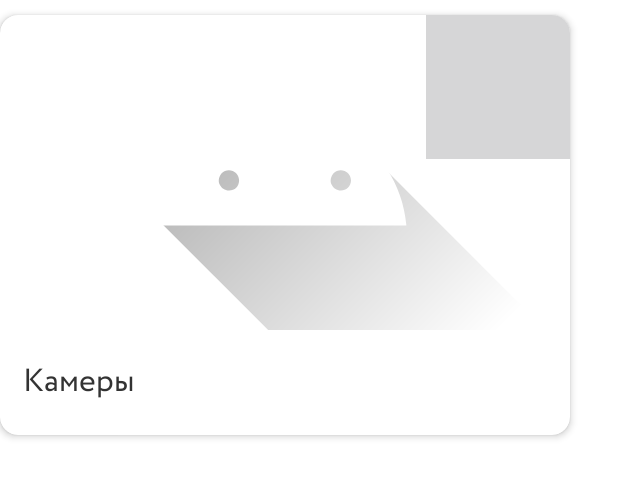
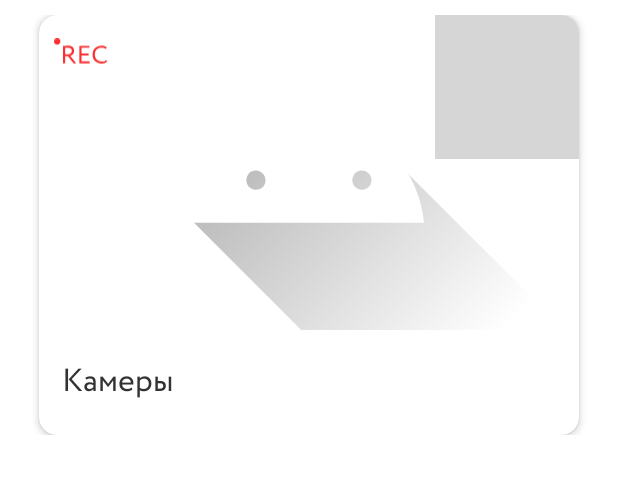
Before and after one commit to buthed/My-house-trainee-project, an Android app: the layout item_camera.xml on its own in the app's theme, with its tools: preview values and no code run, on a phone screen of 412 x 824 dp. Shown: the top 478 px of the screen. Run offline under Robolectric (Android 15) with nearby library versions, the phone set to English and light mode, and no system bars; network calls fail.

Commit message:
With door and camera motion layout items

```diff
--- a/app/src/main/java/com/example/myhouse/app/App.kt
+++ b/app/src/main/java/com/example/myhouse/app/App.kt
@@ -10,10 +10,15 @@ import io.realm.mongodb.sync.SyncConfiguration
 
 class App: Application() {
 
+    init {
+        instance = this
+    }
+
     override fun onCreate() {
         super.onCreate()
 
         initRealm()
+        val context: Context = App.applicationContext()
     }
 
     private fun initRealm() {
@@ -24,4 +29,12 @@ class App: Application() {
             .build()
         Realm.setDefaultConfiguration(config)
     }
+
+    companion object {
+        private var instance: App? = null
+
+        fun applicationContext() : Context {
+            return instance!!.applicationContext
+        }
+    }
 }
--- a/app/src/main/java/com/example/myhouse/view/doors/DoorsAdapter.kt
+++ b/app/src/main/java/com/example/myhouse/view/doors/DoorsAdapter.kt
@@ -1,14 +1,19 @@
 package com.example.myhouse.view.doors
 
+import android.content.Context
 import android.view.LayoutInflater
 import android.view.View
 import android.view.ViewGroup
+import android.widget.Toast
 import androidx.core.view.isVisible
 import androidx.recyclerview.widget.RecyclerView
+import com.example.myhouse.MainActivity
+import com.example.myhouse.app.App
 import com.example.myhouse.databinding.ItemDoorBinding
 import com.example.myhouse.model.realm.RealmManager
 import com.example.myhouse.model.rest.rest_entites.DoorDTO
 import com.squareup.picasso.Picasso
+import kotlinx.coroutines.currentCoroutineContext
 
 
 class DoorsAdapter(private var itemClickListener: OnListItemClickListner): RecyclerView.Adapter<DoorsAdapter.DoorsViewHolder>()  {
@@ -50,7 +55,9 @@ class DoorsAdapter(private var itemClickListener: OnListItemClickListner): Recyc
                     val urlSnapshot: String = door.snapshot!!
                     Picasso.get().load(urlSnapshot).into(doorItemImageView)
                 }
-
+                doorItemEditButton.setOnClickListener{
+                    Toast.makeText(App.applicationContext(), "Clicked Laugh Vote", Toast.LENGTH_SHORT).show();
+                }
                 itemView.setOnClickListener{
 
                 }
--- a/app/src/main/java/com/example/myhouse/view/doors/DoorsFragment.kt
+++ b/app/src/main/java/com/example/myhouse/view/doors/DoorsFragment.kt
@@ -10,6 +10,7 @@ import androidx.lifecycle.Observer
 import androidx.lifecycle.ViewModelProvider
 import androidx.recyclerview.widget.ItemTouchHelper
 import com.example.myhouse.R
+import com.example.myhouse.app.App
 import com.example.myhouse.databinding.FragmentDoorsBinding
 import com.example.myhouse.model.AppStateDoors
 import com.example.myhouse.model.rest.rest_entites.DoorDTO
@@ -53,10 +54,6 @@ class DoorsFragment : Fragment() {
         viewModel = ViewModelProvider(this).get(DoorsViewModel::class.java)
         viewModel.getLiveData().observe(viewLifecycleOwner, Observer { renderData(it) })
         viewModel.getDoorsFromServer()
-
-//        var itemTouchHelper = ItemTouchHelper(DoorsSwipeHelper(adapter.DoorsViewHolder(binding.root)))
-//        itemTouchHelper.attachToRecyclerView(binding.doorsRecyclerView)
-
     }
 
     private fun renderData(appStateDoors: AppStateDoors) {
--- a/app/src/main/java/com/example/myhouse/view/doors/DoorsSwipeHelper.kt
+++ /dev/null
@@ -1,22 +0,0 @@
-package com.example.myhouse.view.doors
-
-import android.graphics.Canvas
-import android.util.Log
-import androidx.recyclerview.widget.ItemTouchHelper
-import androidx.recyclerview.widget.ItemTouchHelper.ACTION_STATE_SWIPE
-import androidx.recyclerview.widget.RecyclerView
-
-class DoorsSwipeHelper(
-    val adapter: DoorsAdapter.DoorsViewHolder
-): ItemTouchHelper.SimpleCallback(0, ItemTouchHelper.LEFT) {
-
-    override fun onMove(
-        recyclerView: RecyclerView,
-        viewHolder: RecyclerView.ViewHolder,
-        target: RecyclerView.ViewHolder
-    ): Boolean { return false }
-
-    override fun onSwiped(viewHolder: RecyclerView.ViewHolder, direction: Int) {
-        Log.d("Swipe","Swiped")
-    }
-}
--- a/app/src/main/res/layout/item_camera.xml
+++ b/app/src/main/res/layout/item_camera.xml
@@ -1,15 +1,30 @@
 <?xml version="1.0" encoding="utf-8"?>
-<androidx.cardview.widget.CardView xmlns:android="http://schemas.android.com/apk/res/android"
+<androidx.constraintlayout.motion.widget.MotionLayout xmlns:android="http://schemas.android.com/apk/res/android"
+    xmlns:app="http://schemas.android.com/apk/res-auto"
     xmlns:tools="http://schemas.android.com/tools"
-    xmlns:app="http://schemas.android.com/apk/res-auto"
+    android:id="@+id/item_camera_motion_layout"
+    android:layout_width="wrap_content"
+    android:layout_height="wrap_content"
     android:layout_marginTop="10dp"
+    app:layoutDescription="@xml/item_camera_scene">
+
+    <androidx.constraintlayout.widget.ConstraintLayout
+        android:id="@+id/item_camera_constraint"
+        android:layout_width="wrap_content"
+        android:layout_height="wrap_content"
+        app:layout_constraintStart_toStartOf="parent"
+        app:layout_constraintTop_toTopOf="parent">
+
+        <androidx.cardview.widget.CardView
+            android:id="@+id/cardView"
+            android:layout_width="360dp"
+            android:layout_height="280dp"
             app:cardCornerRadius="12dp"
             app:cardElevation="3dp"
-    android:layout_width="380dp"
-    android:layout_height="280dp">
-    <androidx.constraintlayout.widget.ConstraintLayout
-        android:layout_width="match_parent"
-        android:layout_height="match_parent">
+            app:layout_constraintEnd_toEndOf="parent"
+            app:layout_constraintStart_toStartOf="parent"
+            app:layout_constraintTop_toTopOf="parent">
+
 
             <androidx.appcompat.widget.AppCompatImageView
                 android:id="@+id/cameraItemImageView"
@@ -19,35 +34,49 @@
                 android:scaleType="centerCrop"
                 app:layout_constraintStart_toStartOf="parent"
                 app:layout_constraintTop_toTopOf="parent"
-            tools:src="@drawable/ic_launcher_foreground"/>
+                tools:src="@drawable/ic_launcher_foreground" />
 
             <androidx.appcompat.widget.AppCompatTextView
                 android:id="@+id/cameraItemName"
                 android:layout_width="match_parent"
                 android:layout_height="70dp"
+                android:layout_gravity="bottom"
                 android:gravity="center_vertical"
-            app:layout_constraintStart_toStartOf="parent"
                 android:paddingStart="15dp"
-            app:layout_constraintBottom_toBottomOf="parent"
                 android:textSize="@dimen/middleTextSize"
-            tools:text="@string/cameras"/>
+                tools:text="@string/cameras" />
 
             <androidx.appcompat.widget.AppCompatImageView
                 android:id="@+id/cameraItemRec"
-            android:src="@drawable/icon_rec"
                 android:layout_width="36dp"
                 android:layout_height="36dp"
+                android:layout_gravity="start"
                 android:layout_margin="10dp"
+                android:src="@drawable/icon_rec"
                 app:layout_constraintStart_toStartOf="parent"
-            app:layout_constraintTop_toTopOf="parent"
-            android:visibility="invisible"/>
+                app:layout_constraintTop_toTopOf="parent" />
 
         <androidx.appcompat.widget.AppCompatCheckBox
             android:id="@+id/cameraItemFavorite"
             android:layout_width="wrap_content"
             android:layout_height="wrap_content"
+            android:layout_gravity="end"
             android:button="@drawable/custom_checkbox"
-            app:layout_constraintEnd_toEndOf="parent"
-            app:layout_constraintTop_toTopOf="parent"/>
+            android:gravity="end"/>
+
+        </androidx.cardview.widget.CardView>
     </androidx.constraintlayout.widget.ConstraintLayout>
-</androidx.cardview.widget.CardView>
+
+    <androidx.appcompat.widget.AppCompatImageButton
+        android:id="@+id/cameraItemEditButton"
+        android:layout_width="wrap_content"
+        android:layout_height="wrap_content"
+        android:layout_marginStart="30dp"
+        android:background="@color/bg"
+        app:layout_constraintTop_toTopOf="parent"
+        app:layout_constraintBottom_toBottomOf="parent"
+        android:src="@drawable/icon_star" />
+
+
+
+</androidx.constraintlayout.motion.widget.MotionLayout>
--- a/app/src/main/res/layout/item_door.xml
+++ b/app/src/main/res/layout/item_door.xml
@@ -14,7 +14,6 @@
         android:layout_height="wrap_content"
         android:visibility="visible"
         android:layout_marginStart="-100dp"
-        android:orientation="horizontal"
         app:layout_constraintStart_toStartOf="parent"
         app:layout_constraintTop_toTopOf="parent">
 
@@ -96,6 +95,7 @@
             android:id="@+id/doorItemEditButton"
             android:layout_width="wrap_content"
             android:layout_height="match_parent"
+            android:layout_marginStart="10dp"
             android:background="@color/bg"
             android:src="@drawable/icon_edit"
             app:layout_constraintBottom_toBottomOf="parent"
@@ -108,6 +108,7 @@
             android:layout_height="match_parent"
             android:background="@color/bg"
             android:src="@drawable/icon_star"
+            android:layout_marginEnd="10dp"
             app:layout_constraintBottom_toBottomOf="parent"
             app:layout_constraintStart_toEndOf="@+id/doorItemEditButton"
             app:layout_constraintTop_toTopOf="parent" />
--- /dev/null
+++ b/app/src/main/res/xml/item_camera_scene.xml
@@ -0,0 +1,87 @@
+<?xml version="1.0" encoding="utf-8"?>
+<MotionScene
+    xmlns:android="http://schemas.android.com/apk/res/android"
+    xmlns:motion="http://schemas.android.com/apk/res-auto">
+
+    <Transition
+        motion:constraintSetEnd="@+id/end"
+        motion:constraintSetStart="@id/start"
+        motion:duration="1000">
+       <KeyFrameSet>
+       </KeyFrameSet>
+        <OnClick motion:touchAnchorId="@id/doorItemCardView"
+            motion:touchAnchorSide="left"
+            motion:clickAction="toggle" />
+    </Transition>
+
+    <ConstraintSet android:id="@+id/start">
+        <Constraint
+            android:id="@+id/item_camera_constraint"
+            android:layout_width="match_parent"
+            android:layout_height="wrap_content"
+            android:layout_marginStart="0dp"
+            motion:layout_constraintTop_toTopOf="parent"
+            motion:layout_constraintStart_toStartOf="parent" />
+        <Constraint
+            android:id="@+id/cameraItemEditButton"
+            motion:layout_constraintStart_toEndOf="@+id/item_camera_constraint"
+            android:layout_width="wrap_content"
+            android:layout_height="wrap_content"
+            motion:layout_constraintBottom_toBottomOf="@id/item_camera_constraint"
+            android:visibility="invisible"
+            android:layout_marginStart="10dp"
+            motion:layout_constraintTop_toTopOf="parent" />
+        <Constraint
+            android:layout_height="wrap_content"
+            motion:layout_editor_absoluteX="275dp"
+            motion:layout_constraintBottom_toBottomOf="parent"
+            android:layout_width="wrap_content"
+            android:id="@+id/constraintLayout8"
+            motion:layout_constraintTop_toTopOf="parent" />
+    </ConstraintSet>
+
+    <ConstraintSet android:id="@+id/end">
+        <Constraint
+            android:id="@+id/item_camera_constraint"
+            android:layout_width="match_parent"
+            android:layout_height="wrap_content"
+            android:layout_marginStart="-70dp"
+            motion:layout_constraintTop_toTopOf="parent"
+            motion:layout_constraintStart_toStartOf="parent" />
+        <Constraint
+            android:id="@+id/cameraItemEditButton"
+            motion:layout_constraintStart_toEndOf="@+id/item_camera_constraint"
+            android:layout_width="wrap_content"
+            android:layout_height="wrap_content"
+            motion:layout_constraintBottom_toBottomOf="@id/item_camera_constraint"
+            android:visibility="visible"
+            android:layout_marginStart="10dp"
+            motion:layout_constraintTop_toTopOf="parent"
+            motion:layout_constraintVertical_bias="0.504" />
+        <Constraint
+            motion:layout_constraintStart_toEndOf="@+id/item_camera_constraint"
+            android:id="@+id/constraintLayout" />
+        <Constraint
+            motion:layout_constraintStart_toEndOf="parent"
+            android:id="@+id/constraintLayout2" />
+        <Constraint
+            motion:layout_constraintTop_toTopOf="parent"
+            android:id="@+id/constraintLayout3" />
+        <Constraint
+            motion:layout_constraintTop_toTopOf="parent"
+            android:id="@+id/constraintLayout4" />
+        <Constraint
+            motion:layout_constraintTop_toTopOf="parent"
+            android:id="@+id/constraintLayout5" />
+        <Constraint
+            motion:layout_constraintBottom_toBottomOf="parent"
+            android:id="@+id/constraintLayout6" />
+        <Constraint
+            motion:layout_constraintBottom_toBottomOf="parent"
+            android:id="@+id/constraintLayout7" />
+        <Constraint
+            motion:layout_editor_absoluteX="275dp"
+            android:id="@+id/constraintLayout8"
+            motion:layout_constraintTop_toTopOf="parent" />
+    </ConstraintSet>
+</MotionScene>
--- a/app/src/main/res/xml/item_door_scene.xml
+++ b/app/src/main/res/xml/item_door_scene.xml
@@ -6,7 +6,7 @@
     <Transition
         motion:constraintSetEnd="@+id/end"
         motion:constraintSetStart="@id/start"
-        motion:duration="1000">
+        motion:duration="500">
        <KeyFrameSet>
        </KeyFrameSet>
         <OnClick motion:touchAnchorId="@id/doorItemLockImageButton"
```
Lines whose indentation alone changed are shown as unchanged.
